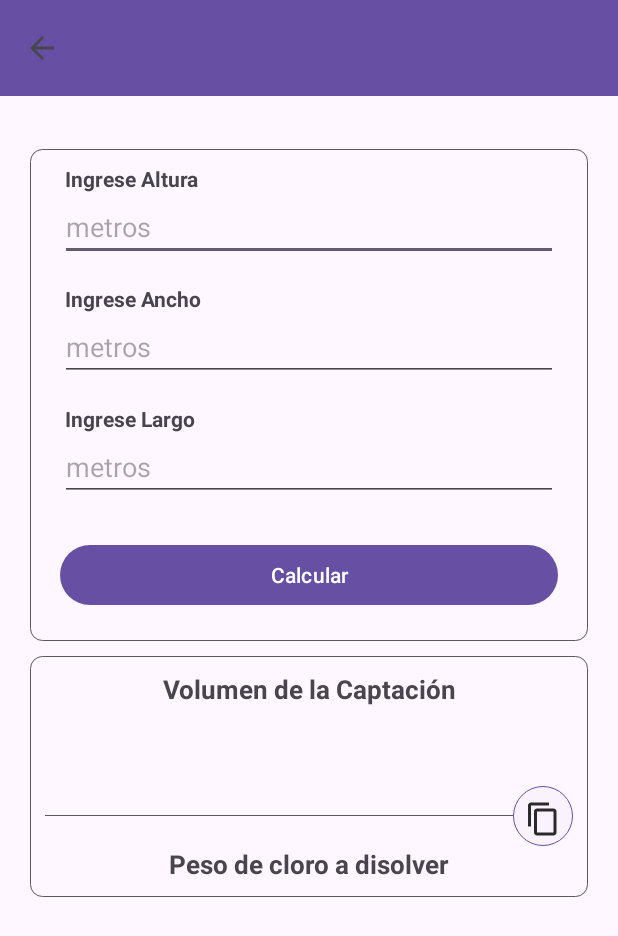
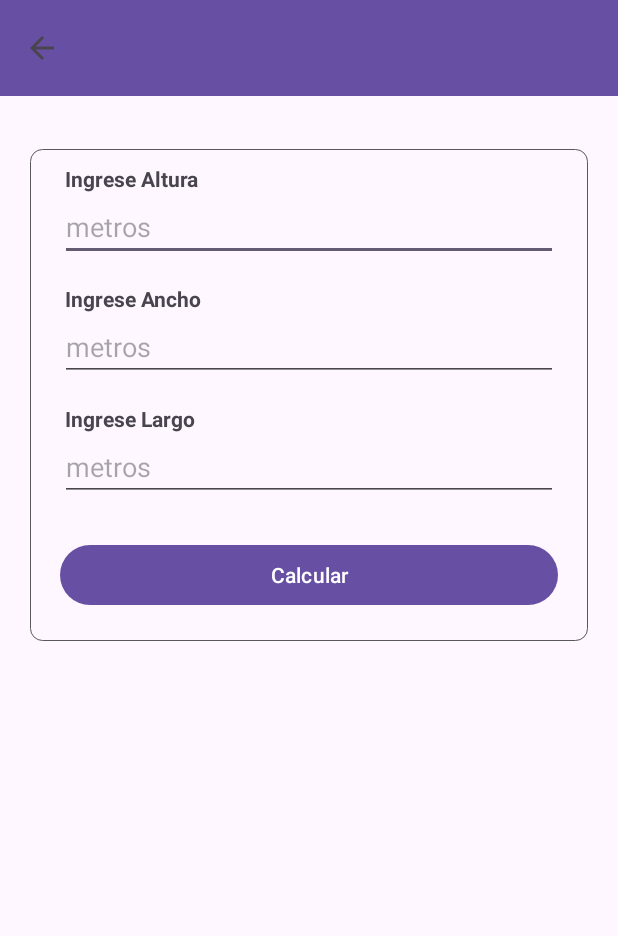
Before and after one commit to alancarlossilvestre/aplicacion_ministerio_de_vivienda_pasco, an Android app: the base_cap_cmrp_rr screen opened directly, with no data from a screen before it, on a phone screen of 412 x 824 dp. Shown: the top 936 px of the screen. Run offline under Robolectric (Android 15) with nearby library versions, the phone set to English and light mode, and no system bars; libraries missing offline, so code that uses them is left out: com.example.mv3.

Commit message:
refactoirizando codigo 2, terminando el diseño de la interfaz v3, item de desinfección terminado

```diff
--- a/app/src/main/java/com/example/mv4/bases/base_cap_cmrp_rr.kt
+++ b/app/src/main/java/com/example/mv4/bases/base_cap_cmrp_rr.kt
@@ -32,9 +32,9 @@ class base_cap_cmrp_rr : AppCompatActivity() {
         val alturain = findViewById<TextInputEditText>(R.id.inputAlturaReserRec)
         val anchoin = findViewById<TextInputEditText>(R.id.inputAnchoReserRec)
         val largoin =  findViewById<TextInputEditText>(R.id.inputLargoReserRect)
-        val resultado = findViewById<TextView>(R.id.resultadoVoloumenReserRectan)
-        val resultadoLitro = findViewById<TextView>(R.id.resultadoPesoLitro)
+        val mostrarResultadoVol = findViewById<TextView>(R.id.resultadoVolumen_cap_cmrp_rr)
         val buttoncalc = findViewById<Button>(R.id.buttonCalcReserRectan)
+        val mostrarPesoCloro = findViewById<TextView>(R.id.resultadoPesoCloro)
 
         buttoncalc.setOnClickListener {
             if (alturain.text.isNullOrEmpty() || anchoin.text.isNullOrEmpty() || largoin.text.isNullOrEmpty()) {
@@ -48,27 +48,31 @@ class base_cap_cmrp_rr : AppCompatActivity() {
                 val ancho = anchoin.text.toString().toDouble()
                 val largo = largoin.text.toString().toDouble()
                 val calculo = captacion_CamRompPres_ReservorioRectan(altura, ancho, largo)
-                resultado.text = "${calculo.toString()} m3"
+
                 val l = mostrar_resultado_volumen(calculo)
-                resultadoLitro.text = "${l.toString()} Litros"
+                mostrarResultadoVol.text = "Volumen de ${toolbarTitle}\n\n${calculo.toString()} m3 \n${l.toString()} Litros"
+
+                //calcular el resultado de peso de cloro a disolver
+                val calculoPesoCloro = peso_a_disolver()
+                calculoPesoCloro.calcularPesoCloro(calculo, supportActionBar?.title.toString())
+                val resultadoPesoCloro = calculoPesoCloro.getResultado()
+                val mostrarPesoCloroGramos = resultadoPesoCloro*1000
+                mostrarPesoCloro.text = "Peso de Cloro a Disolver\n\n%.2f Gramos\n%.2f Kilogramos".format(mostrarPesoCloroGramos, resultadoPesoCloro)
+
+                //mostrarPesoCloro.text = "Peso de Cloro a Disolver \n\n${mostrarPesoCloroGramos.toString()} Gramos \n${resultadoPesoCloro.toString()} Kilogramos"
+
                 ocultarTecladoUI.ocultarTeclado(this)
                 mostrarLinear()
-
             }
         }
-
 
         val btnCopy = findViewById<Button>(R.id.botonCopiar)
         btnCopy.setOnClickListener {
             val clipboard = getSystemService(Context.CLIPBOARD_SERVICE) as ClipboardManager
-            val text = "***Volumen Captación***\n${resultado.text}\n${resultadoLitro.text}"
+            val text = "***********\n${mostrarResultadoVol.text}\n\n***********\n${mostrarPesoCloro.text}"
             clipboard.setPrimaryClip(ClipData.newPlainText("text", text))
-            Toast.makeText(this, "Copiado al portapapeles", Toast.LENGTH_SHORT).show()
         }
-
     }
-
-
 
     private var linearLayoutVisible = true
     fun mostrarLinear(){
--- a/app/src/main/java/com/example/mv4/calculoVolumen/volumen.kt
+++ b/app/src/main/java/com/example/mv4/calculoVolumen/volumen.kt
@@ -10,5 +10,4 @@ class volumen {
 
             }
         }
-
 }
--- a/app/src/main/res/layout/activity_base_cap_cmrp_rr.xml
+++ b/app/src/main/res/layout/activity_base_cap_cmrp_rr.xml
@@ -6,7 +6,6 @@
     xmlns:app="http://schemas.android.com/apk/res-auto"
     android:orientation="vertical"
     tools:context=".bases.base_cap_cmrp_rr"
-
     >
 
 <androidx.appcompat.widget.Toolbar
@@ -51,7 +50,7 @@
             android:layout_marginLeft="10dp"
             android:layout_marginRight="10dp"
             android:layout_marginBottom="15dp"
-            android:inputType="number"
+            android:inputType="numberDecimal"
 
             />
         <TextView
@@ -69,7 +68,7 @@
             android:layout_marginLeft="10dp"
             android:layout_marginRight="10dp"
             android:layout_marginBottom="15dp"
-            android:inputType="number"
+            android:inputType="numberDecimal"
             android:hint="metros"
 
             />
@@ -90,8 +89,7 @@
             android:layout_marginRight="10dp"
             android:layout_marginBottom="15dp"
             android:hint="metros"
-            android:inputType="number"
-            />
+            android:inputType="numberDecimal" />
 
         <Button
         android:id="@+id/buttonCalcReserRectan"
@@ -111,20 +109,11 @@
         android:orientation="vertical"
         android:padding="10dp"
         android:background="@drawable/border"
-
+        android:visibility="gone"
         >
-        <TextView
-            android:layout_width="match_parent"
-            android:layout_height="wrap_content"
-            android:textStyle="bold"
-            android:textAlignment="center"
-            android:gravity="center"
-            android:textSize="17dp"
-            android:text="Volumen de la Captación"
-            />
 
     <TextView
-        android:id="@+id/resultadoVoloumenReserRectan"
+        android:id="@+id/resultadoVolumen_cap_cmrp_rr"
         android:layout_width="match_parent"
         android:layout_height="wrap_content"
         android:textStyle="bold"
@@ -133,16 +122,7 @@
         android:textSize="15dp"
          />
 
-    <TextView
-        android:id="@+id/resultadoPesoLitro"
-        android:layout_width="match_parent"
-        android:layout_height="wrap_content"
-        android:textAlignment="center"
-        android:gravity="center"
-        android:textStyle="bold"
-        android:textSize="15dp"
-        android:layout_marginBottom="10dp"
-         />
+
 
         <LinearLayout
             android:layout_width="match_parent"
@@ -171,14 +151,18 @@
 
         </LinearLayout>
 
+
         <TextView
+            android:id="@+id/resultadoPesoCloro"
             android:layout_width="match_parent"
             android:layout_height="wrap_content"
             android:textAlignment="center"
             android:gravity="center"
             android:textStyle="bold"
-            android:text="Peso de cloro a disolver"
-            android:textSize="17dp"/>
+            android:textSize="15dp"
+            android:layout_marginBottom="10dp"
+            />
+
     </LinearLayout>
     </LinearLayout>
 </LinearLayout>
--- a/app/src/main/res/layout/fragment_desinfeccion.xml
+++ b/app/src/main/res/layout/fragment_desinfeccion.xml
@@ -25,7 +25,6 @@
             android:gravity="left|center_vertical"
             android:padding="10dp"
             android:text="Captación"
-            android:textColor="#000000"
             android:textStyle="bold"
             app:cornerRadius="4dp" />
 
@@ -40,7 +39,6 @@
             android:gravity="left|center_vertical"
             android:padding="10dp"
             android:text="Camara Rompe Presión"
-            android:textColor="#000000"
             app:cornerRadius="4dp"
             android:textStyle="bold"
             />
@@ -56,7 +54,6 @@
             android:gravity="left|center_vertical"
             android:padding="10dp"
             android:text="Reservorio Circular"
-            android:textColor="#000000"
             app:cornerRadius="4dp"
             android:textStyle="bold"
             />
@@ -72,7 +69,6 @@
             android:gravity="left|center_vertical"
             android:padding="10dp"
             android:text="Reservorio Rectángular"
-            android:textColor="#000000"
             app:cornerRadius="4dp"
             android:textStyle="bold"
             />
@@ -88,7 +84,6 @@
             android:gravity="left|center_vertical"
             android:padding="10dp"
             android:text="Tuberías"
-            android:textColor="#000000"
             app:cornerRadius="4dp"
             android:textStyle="bold"/>
 
```
Also changed, not shown: app/src/main/java/com/example/mv4/bases/base_t_rc.kt (+10 -6 lines), app/src/main/java/com/example/mv4/bases/peso_a_disolver.kt (added, +18 -0 lines), app/src/main/java/com/example/mv4/calculoVolumen/Rc_t.kt (+31 -5 lines), app/src/main/res/layout/activity_base_t_rc.xml (+16 -5 lines).
